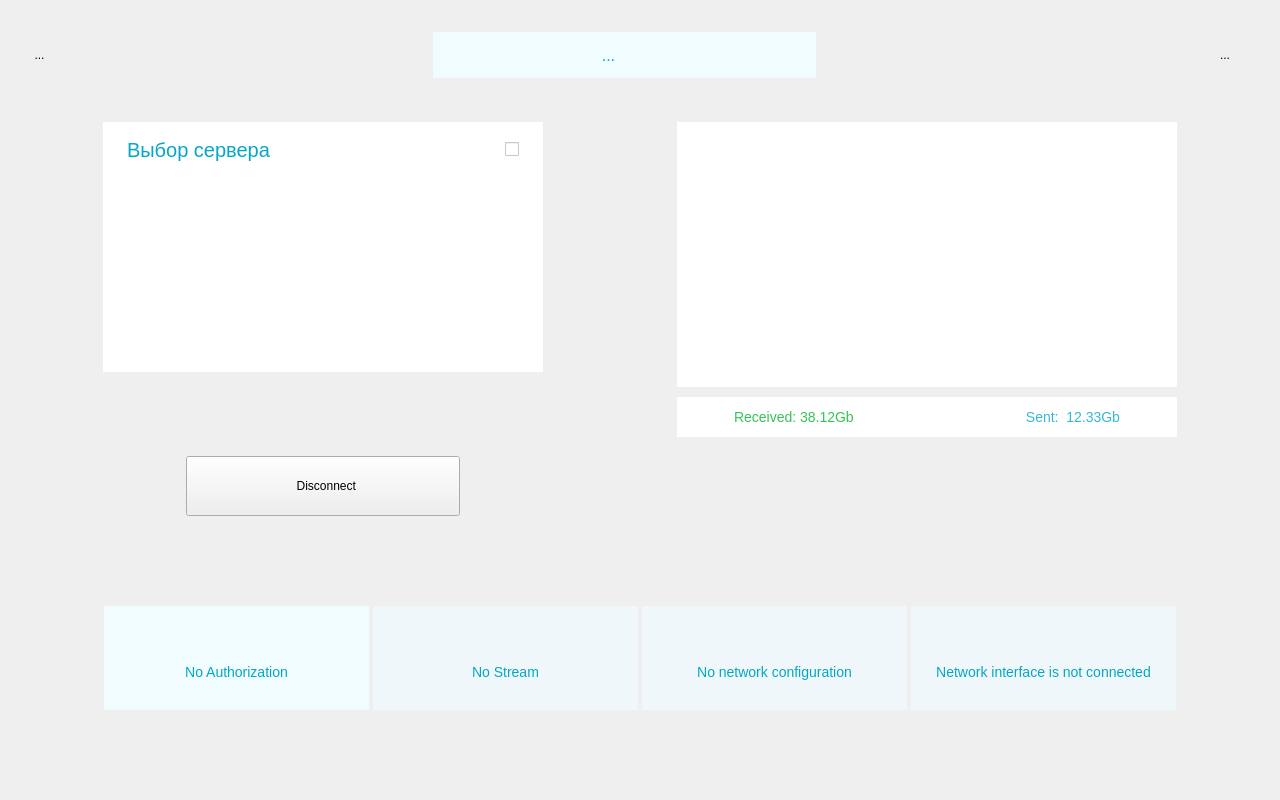
This is DapVpnGui/ui/dashboard_desktop.ui in bsn5/1 as Qt 5 draws it before an edit. The edited form follows.
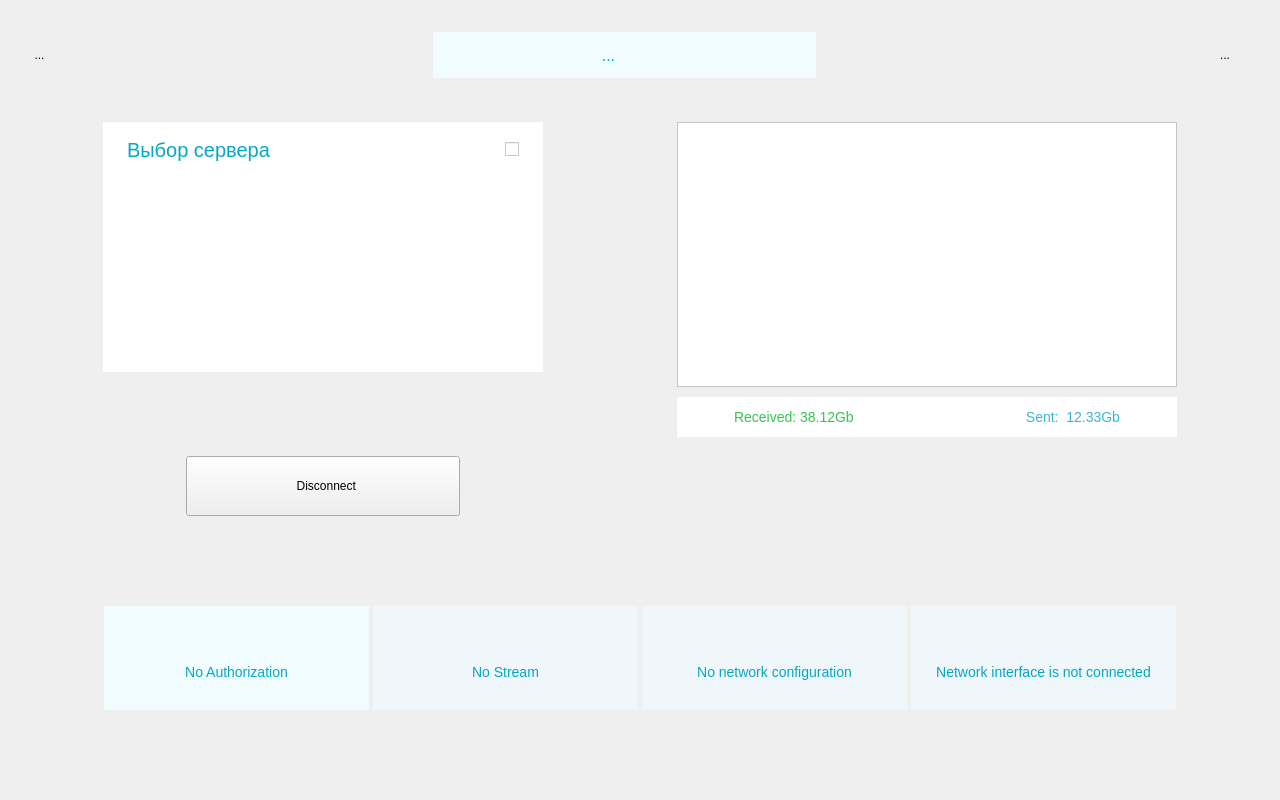
This is the edited form. Icons and pictures are not drawn.

Patch:
```diff
--- a/DapVpnGui/ui/dashboard_desktop.ui
+++ b/DapVpnGui/ui/dashboard_desktop.ui
@@ -543,7 +543,7 @@
              </property>
              <property name="styleSheet">
               <string notr="true">background-color: rgb(255,255,255);
-border: none;</string>
+</string>
              </property>
              <property name="verticalScrollBarPolicy">
               <enum>Qt::ScrollBarAlwaysOff</enum>
```
Left out of the diff: 10 changed lines with no effect on the pictures.
